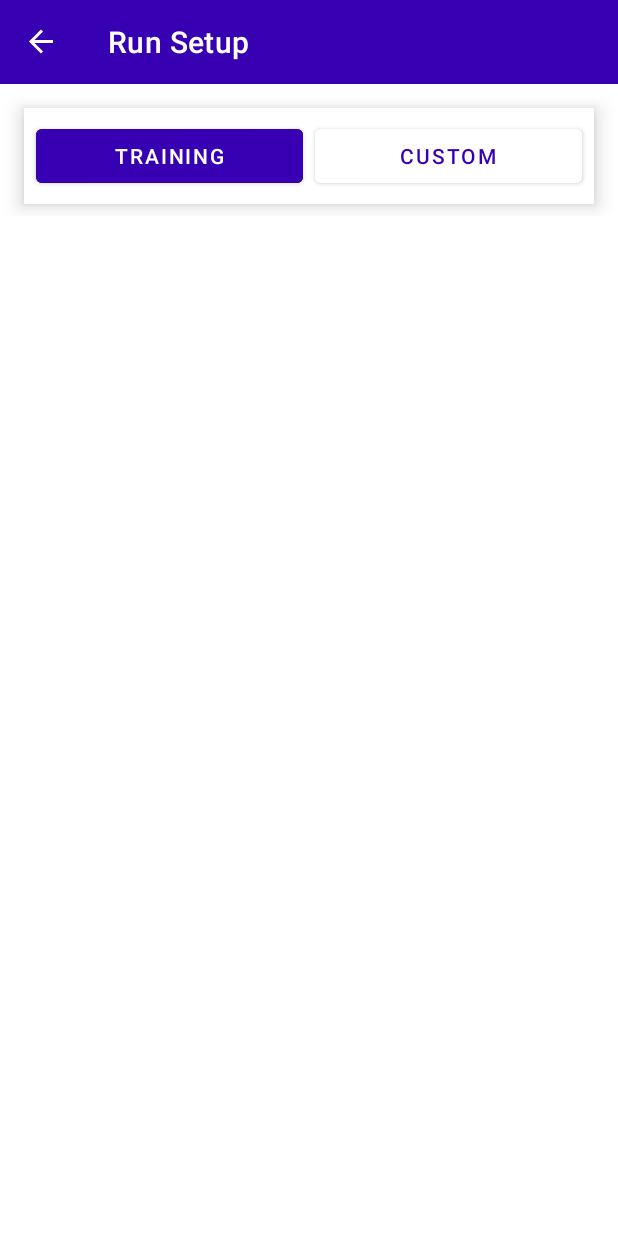
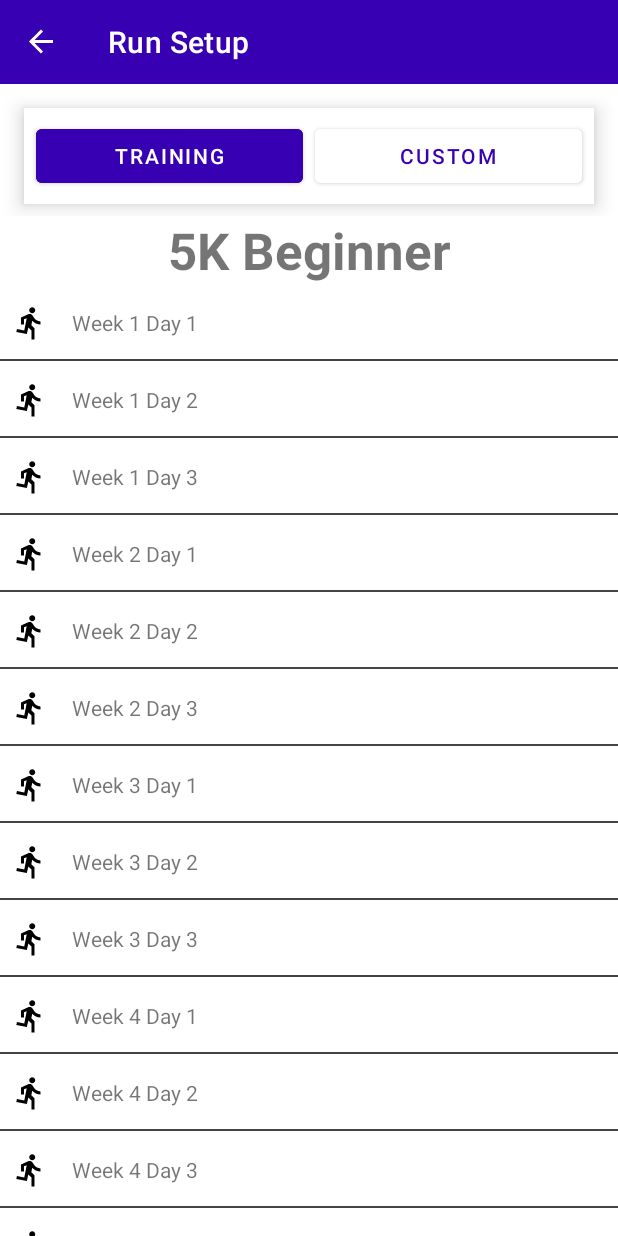
Before and after one commit to Nixon-Joseph/DashAndroidNative, an Android app: the screen it shows after launch (MainActivity), in the side drawer, after a tap on "Run Setup", on a phone screen of 412 x 824 dp. Run offline under Robolectric (Android 15) with nearby library versions, the phone set to English and light mode, and no system bars; our stand-ins replace Dagger/Hilt's generated code, Room's generated code, Timber, data binding, navigation-ui; libraries missing offline, so code that uses them is left out: com.kevincodes.recyclerview, pub.devrel.easypermissions; 2 statements that could not run were skipped.

Commit message:
Fixed training plans view, and set up to select a plan and begin the run with it

```diff
--- a/app/src/main/java/com/dashfitness/app/training/FiveKActive.kt
+++ b/app/src/main/java/com/dashfitness/app/training/FiveKActive.kt
@@ -2,6 +2,7 @@ package com.dashfitness.app.training
 
 import com.dashfitness.app.ui.main.run.models.RunSegment
 import com.dashfitness.app.ui.main.run.models.RunSegmentSpeed
+import java.io.Serializable
 
 // Shamelessly pulled from https://marathonhandbook.com
 class FiveKActive: TrainingPlan(
@@ -22,7 +23,7 @@ class FiveKActive: TrainingPlan(
         FiveKActiveTrainingRun("w4d2", "Week 4 Day 2", "Lorem Ipsum"),
         FiveKActiveTrainingRun("w4d3", "Week 4 Day 3", "Lorem Ipsum"),
     )
-) {
+), Serializable {
     companion object {
         const val CODE: String = "5ka"
         const val NAME: String = "5K Active"
--- a/app/src/main/java/com/dashfitness/app/training/FiveKBeginner.kt
+++ b/app/src/main/java/com/dashfitness/app/training/FiveKBeginner.kt
@@ -2,6 +2,7 @@ package com.dashfitness.app.training
 
 import com.dashfitness.app.ui.main.run.models.RunSegment
 import com.dashfitness.app.ui.main.run.models.RunSegmentSpeed
+import java.io.Serializable
 
 // Shamelessly pulled from https://marathonhandbook.com
 class FiveKBeginner: TrainingPlan(
@@ -34,7 +35,7 @@ class FiveKBeginner: TrainingPlan(
         FiveKTrainingRun("w8d2", "Week 8 Day 2", "Lorem Ipsum"),
         FiveKTrainingRun("w8d3", "Week 8 Day 3", "Lorem Ipsum"),
     )
-) {
+), Serializable {
     companion object {
         const val CODE: String = "5kb"
         const val NAME: String = "5K Beginner"
--- a/app/src/main/java/com/dashfitness/app/training/TenKActive.kt
+++ b/app/src/main/java/com/dashfitness/app/training/TenKActive.kt
@@ -3,6 +3,7 @@ package com.dashfitness.app.training
 import com.dashfitness.app.ui.main.run.models.RunSegment
 import com.dashfitness.app.ui.main.run.models.RunSegmentSpeed
 import com.dashfitness.app.util.milesToKilometers
+import java.io.Serializable
 
 // Shamelessly pulled from https://marathonhandbook.com
 class TenKActive: TrainingPlan(
@@ -39,7 +40,7 @@ class TenKActive: TrainingPlan(
         TenKActiveTrainingRun("w8d3", "Week 8 Day 3", "Lorem Ipsum"),
         TenKActiveTrainingRun("w8d4", "Week 8 Day 4", "Lorem Ipsum"),
     )
-) {
+), Serializable {
     companion object {
         const val CODE: String = "10ka"
         const val NAME: String = "10K Active"
--- a/app/src/main/java/com/dashfitness/app/training/TenKBeginner.kt
+++ b/app/src/main/java/com/dashfitness/app/training/TenKBeginner.kt
@@ -3,6 +3,7 @@ package com.dashfitness.app.training
 import com.dashfitness.app.ui.main.run.models.RunSegment
 import com.dashfitness.app.ui.main.run.models.RunSegmentSpeed
 import com.dashfitness.app.util.milesToKilometers
+import java.io.Serializable
 
 // Shamelessly pulled from https://marathonhandbook.com
 class TenKBeginner: TrainingPlan(
@@ -52,7 +53,7 @@ class TenKBeginner: TrainingPlan(
         TenKTrainingRun("w12d3", "Week 12 Day 3", "Lorem Ipsum"),
         TenKTrainingRun("w12d4", "Week 12 Day 4", "Lorem Ipsum"),
     )
-) {
+), Serializable {
     companion object {
         const val CODE: String = "10kb"
         const val NAME: String = "10K Beginner"
--- a/app/src/main/java/com/dashfitness/app/training/TrainingPlan.kt
+++ b/app/src/main/java/com/dashfitness/app/training/TrainingPlan.kt
@@ -1,8 +1,10 @@
 package com.dashfitness.app.training
+
+import java.io.Serializable
 
 abstract class TrainingPlan(
     var Code: String,
     var Name: String,
     var Description: String,
     var Runs: ArrayList<ITrainingRun>
-) : java.io.Serializable
+) : Serializable
--- a/app/src/main/java/com/dashfitness/app/training/TrainingRun.kt
+++ b/app/src/main/java/com/dashfitness/app/training/TrainingRun.kt
@@ -1,6 +1,7 @@
 package com.dashfitness.app.training
 
 import com.dashfitness.app.ui.main.run.models.RunSegment
+import java.io.Serializable
 
 interface ITrainingRun {
     var Code: String
@@ -9,7 +10,7 @@ interface ITrainingRun {
     fun getRunSegments(): ArrayList<RunSegment>
 }
 
-abstract class TrainingRun : ITrainingRun {
+abstract class TrainingRun : ITrainingRun, Serializable {
     constructor(
         code: String,
         name: String,
--- a/app/src/main/java/com/dashfitness/app/ui/main/run/setup/RunSetupPlanViewModel.kt
+++ b/app/src/main/java/com/dashfitness/app/ui/main/run/setup/RunSetupPlanViewModel.kt
@@ -18,11 +18,8 @@ class RunSetupPlanViewModel @Inject constructor() : ViewModel() {
         planRuns.postValue(plan.Runs)
     }
 
-    private val _openSelectedTrainingRunInfo = MutableLiveData<ITrainingRun?>()
-    val openSelectedTrainingRunInfo: LiveData<ITrainingRun?>
-        get() = _openSelectedTrainingRunInfo
-
-    fun onTrainingRunClicked(trainingRun: ITrainingRun) {
-        _openSelectedTrainingRunInfo.value = trainingRun
+    init {
+        planName.postValue("")
+        planRuns.postValue(ArrayList())
     }
 }
--- a/app/src/main/java/com/dashfitness/app/ui/main/run/setup/RunSetupTrainingFragment.kt
+++ b/app/src/main/java/com/dashfitness/app/ui/main/run/setup/RunSetupTrainingFragment.kt
@@ -7,6 +7,8 @@ import android.view.ViewGroup
 import androidx.fragment.app.Fragment
 import androidx.fragment.app.FragmentManager
 import androidx.fragment.app.FragmentStatePagerAdapter
+import androidx.lifecycle.Lifecycle
+import androidx.viewpager2.adapter.FragmentStateAdapter
 import com.dashfitness.app.databinding.FragmentRunSetupTrainingBinding
 import com.dashfitness.app.training.FiveKActive
 import com.dashfitness.app.training.FiveKBeginner
@@ -17,54 +19,48 @@ import java.util.ArrayList
 class RunSetupTrainingFragment(private val viewModel: RunSetupViewModel) : Fragment() {
     private lateinit var binding: FragmentRunSetupTrainingBinding
 
-    private lateinit var fiveKBeginnerFragment: RunSetupTrainingPlanFragment
-    private lateinit var fiveKActiveFragment: RunSetupTrainingPlanFragment
-    private lateinit var tenKBeginnerFragment: RunSetupTrainingPlanFragment
-    private lateinit var tenKActiveFragment: RunSetupTrainingPlanFragment
-
     override fun onCreateView(
         inflater: LayoutInflater, container: ViewGroup?,
         savedInstanceState: Bundle?
     ): View? {
         binding = FragmentRunSetupTrainingBinding.inflate(inflater)
-        binding.lifecycleOwner = activity
+        binding.lifecycleOwner = viewLifecycleOwner
         binding.viewModel = viewModel
 
-        fiveKBeginnerFragment = RunSetupTrainingPlanFragment.newInstance(TrainingPlans.FIVE_K_BEGINNER)
-        fiveKActiveFragment = RunSetupTrainingPlanFragment.newInstance(TrainingPlans.FIVE_K_ACTIVE)
-        tenKBeginnerFragment = RunSetupTrainingPlanFragment.newInstance(TrainingPlans.TEN_K_BEGINNER)
-        tenKActiveFragment = RunSetupTrainingPlanFragment.newInstance(TrainingPlans.TEN_K_ACTIVE)
-
-        val adapter = ViewPageAdapter(parentFragmentManager)
-        adapter.addFragment(fiveKBeginnerFragment, FiveKBeginner.NAME)
-        adapter.addFragment(fiveKActiveFragment, FiveKActive.NAME)
-        adapter.addFragment(tenKBeginnerFragment, TenKBeginner.NAME)
-        adapter.addFragment(tenKActiveFragment, TenKActive.NAME)
+        val adapter = ViewPageAdapter(TrainingPlans.length(), this)
 
         binding.trainingPlanPager.adapter = adapter
 
         return binding.root
     }
 
-    class ViewPageAdapter(supportFragmentManager: FragmentManager) : FragmentStatePagerAdapter(supportFragmentManager) {
-        private val _fragmentList = ArrayList<Fragment>();
-        private val _fragmentTitleList = ArrayList<String>();
-
-        override fun getItem(position: Int): Fragment {
-            return _fragmentList[position];
+    class ViewPageAdapter(private val numPages: Int, fragment: Fragment) : FragmentStateAdapter(fragment) {
+        override fun createFragment(position: Int): Fragment {
+            return when (position) {
+                TrainingPlans.FIVE_K_BEGINNER.value -> RunSetupTrainingPlanFragment.newInstance(TrainingPlans.FIVE_K_BEGINNER)
+                TrainingPlans.FIVE_K_ACTIVE.value -> RunSetupTrainingPlanFragment.newInstance(TrainingPlans.FIVE_K_ACTIVE)
+                TrainingPlans.TEN_K_BEGINNER.value -> RunSetupTrainingPlanFragment.newInstance(TrainingPlans.TEN_K_BEGINNER)
+                TrainingPlans.TEN_K_ACTIVE.value -> RunSetupTrainingPlanFragment.newInstance(TrainingPlans.TEN_K_ACTIVE)
+                else -> throw Exception("Out of range")
+            }
         }
 
-        override fun getCount(): Int {
-            return _fragmentList.size;
-        }
-
-        override fun getPageTitle(position: Int): CharSequence? {
-            return _fragmentTitleList[position];
-        }
-
-        fun addFragment(fragment: Fragment, title: String) {
-            _fragmentList.add(fragment);
-            _fragmentTitleList.add(title);
-        }
+        override fun getItemCount(): Int = numPages
     }
 }
+
+/*******
+ * The number determines the order in which the views display.
+ * NOTE, one one is added, you'll also need to add it to the 'when' statement above.
+ * Everything else should be automatic
+*******/
+enum class TrainingPlans(val value: Int) {
+    FIVE_K_BEGINNER(0),
+    FIVE_K_ACTIVE(1),
+    TEN_K_BEGINNER(2),
+    TEN_K_ACTIVE(3);
+
+    companion object {
+        fun length() = values().size
+    }
+}
--- a/app/src/main/java/com/dashfitness/app/ui/main/run/setup/RunSetupTrainingPlanFragment.kt
+++ b/app/src/main/java/com/dashfitness/app/ui/main/run/setup/RunSetupTrainingPlanFragment.kt
@@ -1,20 +1,30 @@
 package com.dashfitness.app.ui.main.run.setup
 
+import android.app.AlertDialog
+import android.content.Intent
 import android.os.Build
 import android.os.Bundle
 import androidx.fragment.app.Fragment
 import android.view.LayoutInflater
 import android.view.View
 import android.view.ViewGroup
+import android.widget.Button
 import androidx.databinding.DataBindingUtil
 import androidx.fragment.app.viewModels
 import androidx.lifecycle.MutableLiveData
 import androidx.lifecycle.Observer
 import androidx.recyclerview.widget.LinearLayoutManager
 import com.dashfitness.app.R
+import com.dashfitness.app.RunActivity
 import com.dashfitness.app.databinding.FragmentRunSetupTrainingBinding
 import com.dashfitness.app.databinding.FragmentRunSetupTrainingPlanBinding
 import com.dashfitness.app.training.*
+import com.dashfitness.app.ui.main.run.models.RunSegment
+import com.dashfitness.app.ui.main.run.models.RunSegmentSpeed
+import com.dashfitness.app.ui.main.run.models.RunSegmentType
+import com.google.android.material.slider.Slider
+import com.google.android.material.textview.MaterialTextView
+import java.util.*
 
 // the fragment initialization parameters, e.g. ARG_ITEM_NUMBER
 private const val ARG_PLAN = "plan"
@@ -49,8 +59,9 @@ class RunSetupTrainingPlanFragment : Fragment() {
         binding.viewModel = viewModel
 
         val adapter = TrainingRunAdapter(TrainingRunListener { run ->
-            viewModel.onTrainingRunClicked(run)
+            showRunDialog(run, inflater)
         })
+        binding.lifecycleOwner = viewLifecycleOwner
         binding.trainingRunList.adapter = adapter
         binding.trainingRunList.layoutManager = linearLayoutManager
 
@@ -60,16 +71,30 @@ class RunSetupTrainingPlanFragment : Fragment() {
             }
         })
 
-        viewModel.openSelectedTrainingRunInfo.observe(requireActivity()) {
-            // TODO: open detail modal with 'start run' button
+        plan?.let {
+            viewModel.init(it)
         }
 
         // Inflate the layout for this fragment
         return binding.root
     }
 
-    fun onSelectRun(runCode: String) {
-        runSelected.postValue(plan?.Runs?.first { it.Code == runCode })
+    private fun showRunDialog(run: ITrainingRun, inflater: LayoutInflater) {
+        val builder = requireActivity().let { AlertDialog.Builder(it) }
+        val view = inflater.inflate(R.layout.dialog_select_training_run, null)
+        builder
+            .setTitle("${plan?.Name} - ${run.Name}")
+            .setView(view)
+            .setPositiveButton("Start Run") { _dialog, _ ->
+                val intent = Intent(activity, RunActivity::class.java)
+                intent.putExtra("segments", run.getRunSegments())
+                startActivity(intent)
+                _dialog.dismiss()
+            }
+            .setNegativeButton("Cancel") { _dialog, _ -> _dialog.dismiss() }
+        view.findViewById<MaterialTextView>(R.id.selectTrainingSummaryTextView).text = run.Summary
+        val dialog = builder.create()
+        dialog.show()
     }
 
     companion object {
@@ -101,10 +126,3 @@ class RunSetupTrainingPlanFragment : Fragment() {
         }
     }
 }
-
-enum class TrainingPlans(val value: Int) {
-    FIVE_K_BEGINNER(1),
-    FIVE_K_ACTIVE(2),
-    TEN_K_BEGINNER(3),
-    TEN_K_ACTIVE(4);
-}
--- a/app/src/main/res/layout/fragment_run_setup_training.xml
+++ b/app/src/main/res/layout/fragment_run_setup_training.xml
@@ -14,7 +14,7 @@
         android:layout_width="match_parent"
         android:layout_height="match_parent">
 
-        <androidx.viewpager.widget.ViewPager
+        <androidx.viewpager2.widget.ViewPager2
             android:id="@+id/trainingPlanPager"
             android:layout_width="match_parent"
             android:layout_height="match_parent"
--- a/app/src/main/res/layout/list_item_training_run.xml
+++ b/app/src/main/res/layout/list_item_training_run.xml
@@ -42,7 +42,7 @@
             app:layout_constraintEnd_toEndOf="parent"
             app:layout_constraintStart_toEndOf="@+id/run_image"
             app:layout_constraintTop_toTopOf="parent"
-            tools:text="Week 4 Day 3" />
+            tools:text="Week x Day x" />
 
         <FrameLayout
             android:layout_width="match_parent"
```
Also changed, not shown: app/src/main/res/layout/dialog_select_training_run.xml (added, +19 -0 lines).
